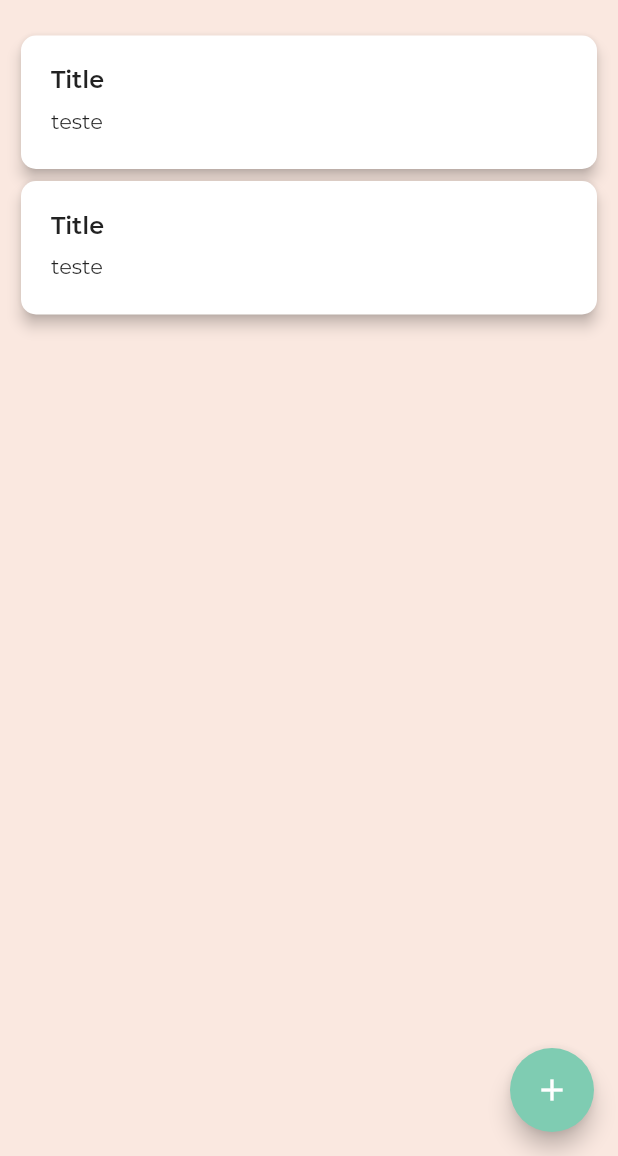
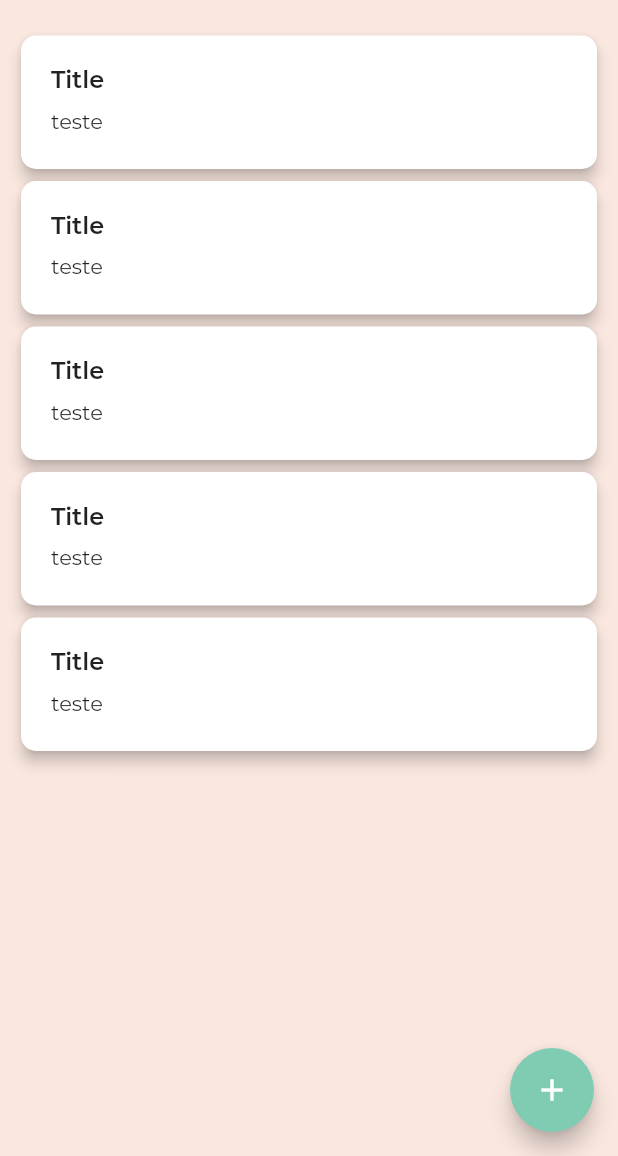
Before and after one commit to GabrielDVpereira/offline-first-flutter, a Flutter app: the screen it shows after launch, on a phone screen of 412 x 824 dp, the part 80-1236 px from its top. Run offline on Flutter 3.47's test engine with Material 2 defaults, Android fonts, the light colour scheme and no system bars; our stand-ins replace equatable, flutter_bloc; project files that could hold a hidden picture were left out.

Commit message:
feat: configuring items bloc

```diff
--- /dev/null
+++ b/lib/models/item.dart
@@ -0,0 +1,27 @@
+import 'package:equatable/equatable.dart';
+
+class Item extends Equatable {
+  final double id;
+  final String title;
+  final String description;
+
+  Item({required this.id, required this.description, required this.title});
+
+  factory Item.fromJson(Map<String, dynamic> json) {
+    return Item(
+      id: json['id'],
+      description: json['description'],
+      title: json['title'],
+    );
+  }
+
+  Map<String, dynamic> toJson() {
+    return {
+      'id': this.id,
+      'description': this.description,
+      'title': this.title,
+    };
+  }
+
+  List<Object> get props => [id, title, description];
+}
--- a/lib/screens/home_screen.dart
+++ b/lib/screens/home_screen.dart
@@ -6,8 +6,12 @@ import 'package:offline_first_app_flutter/constants/colors.dart';
 import 'package:offline_first_app_flutter/utils/modal.dart';
 
 class HomeScreen extends StatelessWidget {
-  const HomeScreen({Key? key}) : super(key: key);
+  final List<Map<String, dynamic>> items = [
+    {"title": 'Title', "description": 'teste'},
+    {"title": 'Title', "description": 'teste'},
+  ];
 
+  HomeScreen({Key? key}) : super(key: key);
   @override
   Widget build(BuildContext context) {
     return Scaffold(
@@ -21,8 +25,11 @@ class HomeScreen extends StatelessWidget {
               SizedBox(height: 26),
               CustomText.title('Offline first app ✨'),
               SizedBox(height: 20),
-              ItemCard(title: 'Title', description: 'teste'),
-              ItemCard(title: 'Title', description: 'teste')
+              ItemCard(title: 'Title', description: 'teste', onDismiss: () {}),
+              ItemCard(title: 'Title', description: 'teste', onDismiss: () {}),
+              ItemCard(title: 'Title', description: 'teste', onDismiss: () {}),
+              ItemCard(title: 'Title', description: 'teste', onDismiss: () {}),
+              ItemCard(title: 'Title', description: 'teste', onDismiss: () {}),
             ],
           ),
         ),
--- a/pubspec.yaml
+++ b/pubspec.yaml
@@ -28,6 +28,10 @@ dependencies:
   # The following adds the Cupertino Icons font to your application.
   # Use with the CupertinoIcons class for iOS style icons.
   cupertino_icons: ^1.0.2
+  flutter_bloc: ^7.2.0
+  equatable: ^2.0.0
+  http: ^0.13.3
+
 
 dev_dependencies:
   flutter_test:
```
Also changed, not shown: lib/bloc/item_bloc.dart (added, +28 -0 lines), lib/bloc/item_event.dart (added, +8 -0 lines), lib/bloc/item_state.dart (added, +33 -0 lines), lib/services/items.dart (added, +21 -0 lines), pubspec.lock.
